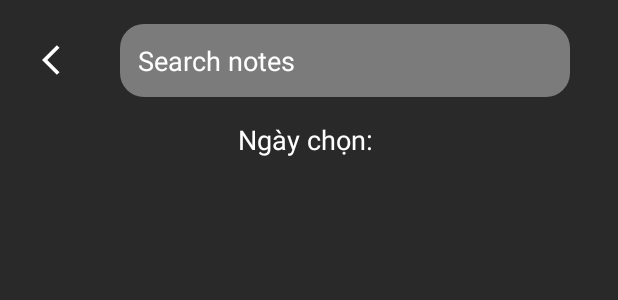
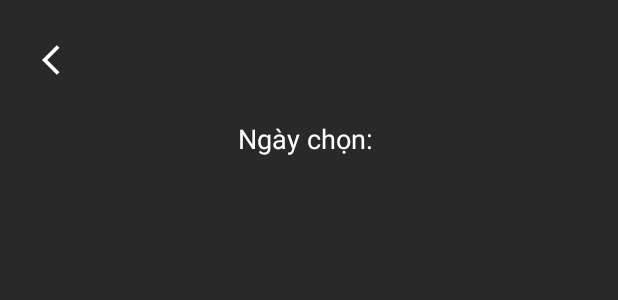
Before and after one commit to dtongg03/T7_Notes, an Android app: the layout activity_task_detail.xml on its own in the app's theme, with its tools: preview values and no code run, on a phone screen of 412 x 824 dp. Shown: the top 300 px of the screen. Run offline under Robolectric (Android 15) with nearby library versions, the phone set to English and light mode, and no system bars.

Commit message:
xoá ô tìm kiếm

```diff
--- a/app/src/main/AndroidManifest.xml
+++ b/app/src/main/AndroidManifest.xml
@@ -16,9 +16,9 @@
         android:allowBackup="true"
         android:dataExtractionRules="@xml/data_extraction_rules"
         android:fullBackupContent="@xml/backup_rules"
-        android:icon="@mipmap/ic_app"
+        android:icon="@mipmap/ic_app_foreground"
         android:label="@string/app_name"
-        android:roundIcon="@mipmap/ic_app_foreground"
+        android:roundIcon="@mipmap/ic_app"
         android:supportsRtl="true"
         android:theme="@style/Theme.HomelanderNotes"
         tools:targetApi="31">
--- a/app/src/main/res/layout/activity_task_detail.xml
+++ b/app/src/main/res/layout/activity_task_detail.xml
@@ -20,23 +20,6 @@
         app:layout_constraintStart_toStartOf="parent"
         app:layout_constraintTop_toTopOf="parent" />
 
-    <!-- Ô input tìm kiếm luôn hiển thị -->
-    <EditText
-        android:id="@+id/editTextSearch"
-        android:layout_width="0dp"
-        android:layout_height="wrap_content"
-        android:layout_marginStart="16dp"
-        android:layout_marginEnd="16dp"
-        android:background="@drawable/rounded_search_view"
-        android:hint="@string/search_notes"
-        android:padding="12dp"
-        android:textColor="@android:color/white"
-        android:textColorHint="@android:color/white"
-        app:layout_constraintBottom_toBottomOf="@id/buttonBack"
-        app:layout_constraintEnd_toEndOf="parent"
-        app:layout_constraintStart_toEndOf="@id/buttonBack"
-        app:layout_constraintTop_toTopOf="@id/buttonBack" />
-
     <!-- TextView hiển thị ngày -->
     <TextView
         android:id="@+id/dateTextView"
@@ -48,7 +31,7 @@
         android:textSize="18sp"
         app:layout_constraintEnd_toEndOf="parent"
         app:layout_constraintStart_toStartOf="parent"
-        app:layout_constraintTop_toBottomOf="@id/editTextSearch" />
+        app:layout_constraintTop_toBottomOf="@id/buttonBack" />
 
     <!-- ListView hiển thị danh sách công việc -->
     <ListView
```
